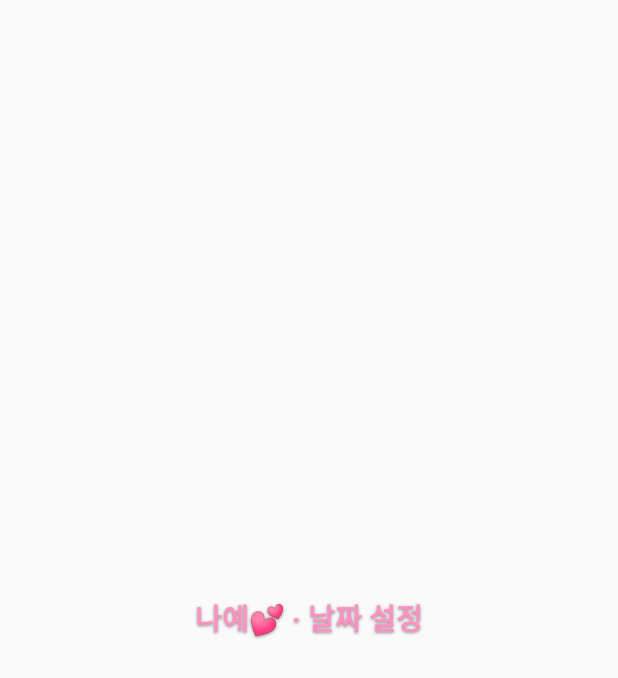
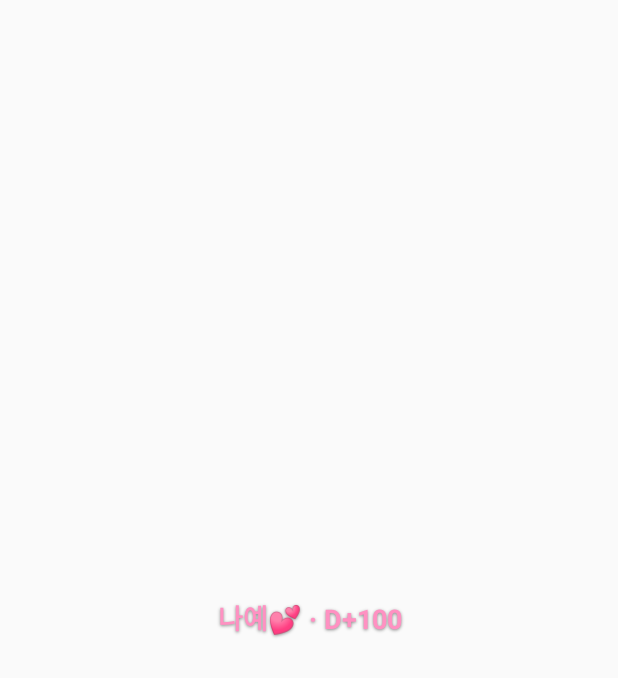
Before and after one commit to ddogy1212/dday, an Android app: the layout widget_dday.xml on its own in the app's theme, with its tools: preview values and no code run, on a phone screen of 412 x 824 dp. Shown: the top 678 px of the screen. Run offline under Robolectric (Android 15) with nearby library versions, the phone set to English and light mode, and no system bars.

Commit message:
Prevent rounded-lockscreen D-day text clipping with safe insets and adaptive text size (v1.1.0)

```diff
--- a/app/build.gradle
+++ b/app/build.gradle
@@ -8,8 +8,8 @@ android {
         applicationId 'com.ddogy1212.dday'
         minSdk 26
         targetSdk 34
-        versionCode 1
-        versionName '1.0.0'
+        versionCode 2
+        versionName '1.1.0'
     }
     compileOptions {
         sourceCompatibility JavaVersion.VERSION_17
--- a/app/src/main/java/com/ddogy1212/dday/DDayWidget.java
+++ b/app/src/main/java/com/ddogy1212/dday/DDayWidget.java
@@ -9,6 +9,7 @@ import android.content.Context;
 import android.content.Intent;
 import android.content.SharedPreferences;
 import android.graphics.Color;
+import android.os.Bundle;
 import android.widget.RemoteViews;
 import java.time.LocalDate;
 import java.time.ZoneId;
@@ -56,6 +57,11 @@ public class DDayWidget extends AppWidgetProvider {
         }
     }
 
+    @Override public void onAppWidgetOptionsChanged(Context context, AppWidgetManager manager, int id, Bundle options) {
+        super.onAppWidgetOptionsChanged(context, manager, id, options);
+        refresh(context);
+    }
+
     @Override public void onUpdate(Context context, AppWidgetManager manager, int[] ids) {
         updateWidgets(context, manager, ids);
         scheduleNextDay(context);
--- a/app/src/main/res/layout/widget_dday.xml
+++ b/app/src/main/res/layout/widget_dday.xml
@@ -2,20 +2,28 @@
     android:layout_width="match_parent"
     android:layout_height="match_parent"
     android:background="@android:color/transparent">
-    <TextView android:id="@+id/dday_text"
+    <TextView
+        android:id="@+id/dday_text"
         android:layout_width="match_parent"
         android:layout_height="match_parent"
         android:gravity="center"
-        android:paddingLeft="2dp"
-        android:paddingRight="2dp"
+        android:paddingLeft="18dp"
+        android:paddingRight="18dp"
+        android:paddingTop="6dp"
+        android:paddingBottom="6dp"
         android:includeFontPadding="false"
+        android:maxLines="1"
+        android:singleLine="true"
         android:ellipsize="end"
-        android:maxLines="1"
-        android:text="나예💕 · 날짜 설정"
+        android:autoSizeTextType="uniform"
+        android:autoSizeMinTextSize="10sp"
+        android:autoSizeMaxTextSize="18sp"
+        android:autoSizeStepGranularity="1sp"
+        android:text="나예💕 · D+100"
         android:contentDescription="기념일 디데이"
         android:fontFamily="sans"
         android:textStyle="bold"
-        android:textSize="19sp"
+        android:textSize="17sp"
         android:textColor="#FF91C2"
         android:shadowColor="#77000000"
         android:shadowDx="0"
--- a/app/src/main/res/xml/dday_widget_info.xml
+++ b/app/src/main/res/xml/dday_widget_info.xml
@@ -1,8 +1,8 @@
 <appwidget-provider xmlns:android="http://schemas.android.com/apk/res/android"
     android:minWidth="170dp"
-    android:minHeight="35dp"
+    android:minHeight="48dp"
     android:minResizeWidth="120dp"
-    android:minResizeHeight="32dp"
+    android:minResizeHeight="40dp"
     android:initialLayout="@layout/widget_dday"
     android:previewImage="@drawable/ic_heart"
     android:widgetCategory="home_screen|keyguard"
```
Also changed, not shown: 1 other file.
